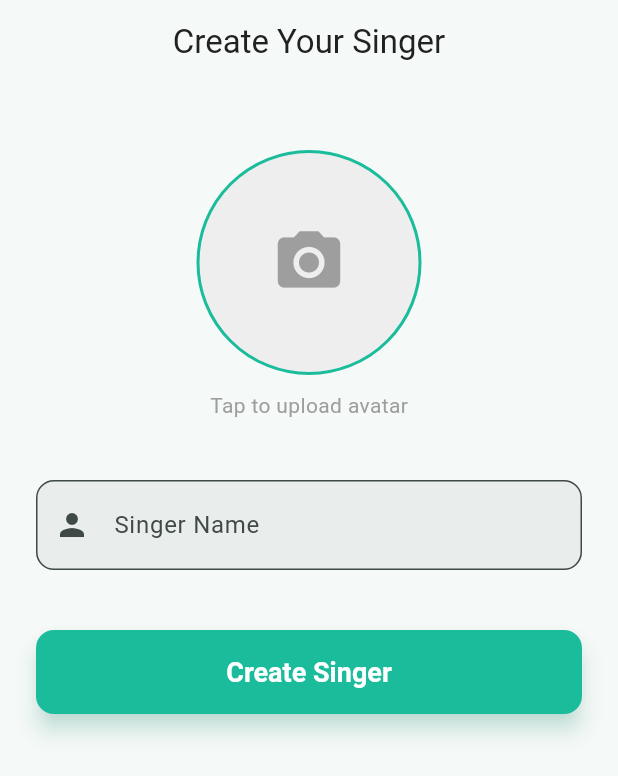
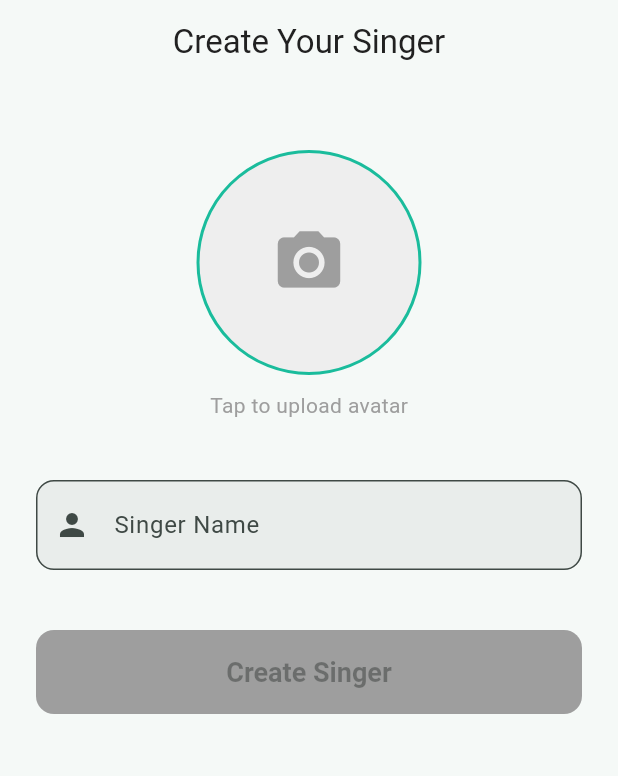
Before and after one commit to hymanliu2015/sonoul, a Flutter app: the screen it shows after launch, on a phone screen of 412 x 824 dp. Shown: the top 776 px of the screen. Run offline on Flutter 3.47's test engine with Material 3 defaults, Android fonts, the phone set to English and light mode, and no system bars; our stand-ins replace audioplayers, dio, fluttertoast, get, in_app_purchase, loading_animation_widget and 5 more; missing offline and left inert: record; accounts and stored records are empty.

Commit message:
guild update

```diff
--- a/lib/features/auth/login_page.dart
+++ b/lib/features/auth/login_page.dart
@@ -3,6 +3,7 @@ import 'package:get/get.dart';
 import 'package:sonoul/features/auth/auth_controller.dart';
 import 'package:sonoul/routes/app_routes.dart';
 import 'package:sonoul/common/res/app_colors.dart';
+import 'package:sonoul/common/helper/loading_helper.dart';
 
 class LoginPage extends StatelessWidget {
   final AuthController controller = Get.put(AuthController());
@@ -95,7 +96,7 @@ class LoginPage extends StatelessWidget {
                     ),
                   ),
                   child: controller.isLoading.value
-                      ? const CircularProgressIndicator(color: Colors.white)
+                      ? const LoadingHelper(size: 24, color: Colors.white)
                       : const Text(
                           'Login',
                           style: TextStyle(fontSize: 18, fontWeight: FontWeight.bold),
--- a/lib/features/auth/register_page.dart
+++ b/lib/features/auth/register_page.dart
@@ -2,6 +2,7 @@ import 'package:flutter/material.dart';
 import 'package:get/get.dart';
 import 'package:sonoul/features/auth/auth_controller.dart';
 import 'package:sonoul/common/res/app_colors.dart';
+import 'package:sonoul/common/helper/loading_helper.dart';
 
 class RegisterPage extends StatelessWidget {
   final AuthController controller = Get.find<AuthController>();
@@ -119,7 +120,7 @@ class RegisterPage extends StatelessWidget {
                     ),
                   ),
                   child: controller.isLoading.value
-                      ? const CircularProgressIndicator(color: Colors.white)
+                      ? const LoadingHelper(size: 24, color: Colors.white)
                       : const Text(
                           'Register',
                           style: TextStyle(fontSize: 18, fontWeight: FontWeight.bold),
--- a/lib/features/singer/singer_creation_page.dart
+++ b/lib/features/guide/guide_page.dart
@@ -1,13 +1,14 @@
 import 'package:flutter/material.dart';
 import 'package:get/get.dart';
 import 'package:sonoul/common/res/app_colors.dart';
-import 'package:sonoul/features/singer/singer_controller.dart';
+import 'package:sonoul/features/guide/guide_controller.dart';
+import 'package:sonoul/common/helper/loading_helper.dart';
 
-class SingerCreationPage extends StatelessWidget {
-  final SingerController controller = Get.put(SingerController());
+class GuidePage extends StatelessWidget {
+  final GuideController controller = Get.put(GuideController());
   final TextEditingController nameController = TextEditingController();
 
-  SingerCreationPage({super.key});
+  GuidePage({super.key});
 
   @override
   Widget build(BuildContext context) {
@@ -32,7 +33,7 @@ class SingerCreationPage extends StatelessWidget {
                   shape: BoxShape.circle,
                   image: controller.avatarPath.value.isNotEmpty
                       ? DecorationImage(
-                          image: NetworkImage(controller.avatarPath.value), // In real app, use FileImage for local pick
+                          image: NetworkImage(controller.avatarPath.value),
                           fit: BoxFit.cover,
                         )
                       : null,
@@ -48,6 +49,7 @@ class SingerCreationPage extends StatelessWidget {
             const SizedBox(height: 40),
             TextField(
               controller: nameController,
+              onChanged: controller.onNameChanged,
               decoration: InputDecoration(
                 labelText: 'Singer Name',
                 border: OutlineInputBorder(
@@ -57,29 +59,33 @@ class SingerCreationPage extends StatelessWidget {
               ),
             ),
             const SizedBox(height: 40),
-            Obx(() => SizedBox(
+            Obx(() {
+              final isButtonEnabled = controller.name.value.isNotEmpty && !controller.isLoading.value;
+              return SizedBox(
                 width: double.infinity,
                 child: ElevatedButton(
-                onPressed: controller.isLoading.value
-                    ? null
-                    : () {
-                        controller.createSinger(nameController.text.trim());
-                      },
+                  onPressed: isButtonEnabled
+                      ? () {
+                          controller.createSinger();
+                        }
+                      : null,
                   style: ElevatedButton.styleFrom(
                     padding: const EdgeInsets.symmetric(vertical: 16),
                     backgroundColor: AppColors.primary,
+                    disabledBackgroundColor: Colors.grey,
                     shape: RoundedRectangleBorder(
                       borderRadius: BorderRadius.circular(12),
                     ),
                   ),
                   child: controller.isLoading.value
-                    ? const CircularProgressIndicator(color: Colors.white)
+                      ? const LoadingHelper(size: 24, color: Colors.white)
                       : const Text(
                           'Create Singer',
                           style: TextStyle(fontSize: 18, fontWeight: FontWeight.bold),
                         ),
                 ),
-            )),
+              );
+            }),
           ],
         ),
       ),
--- a/lib/features/member/member_page.dart
+++ b/lib/features/member/member_page.dart
@@ -3,6 +3,7 @@ import 'package:get/get.dart';
 import 'package:in_app_purchase/in_app_purchase.dart';
 import 'package:sonoul/common/res/app_colors.dart';
 import 'package:sonoul/features/member/member_controller.dart';
+import 'package:sonoul/common/helper/loading_helper.dart';
 
 class MemberPage extends StatelessWidget {
   final MemberController controller = Get.put(MemberController());
@@ -24,7 +25,7 @@ class MemberPage extends StatelessWidget {
       ),
       body: Obx(() {
         if (controller.isLoading.value) {
-          return const Center(child: CircularProgressIndicator());
+          return const Center(child: LoadingHelper());
         }
         return SingleChildScrollView(
           padding: const EdgeInsets.all(24.0),
--- a/lib/features/song/create_single_page.dart
+++ b/lib/features/song/create_single_page.dart
@@ -2,6 +2,7 @@ import 'package:flutter/material.dart';
 import 'package:get/get.dart';
 import 'package:sonoul/common/res/app_colors.dart';
 import 'package:sonoul/features/song/create_single_controller.dart';
+import 'package:sonoul/common/helper/loading_helper.dart';
 
 class CreateSinglePage extends StatelessWidget {
   final CreateSingleController controller = Get.put(CreateSingleController());
@@ -136,7 +137,7 @@ class CreateSinglePage extends StatelessWidget {
                     ? Row(
                         mainAxisAlignment: MainAxisAlignment.center,
                         children: const [
-                          CircularProgressIndicator(color: Colors.white),
+                          LoadingHelper(size: 24, color: Colors.white),
                           SizedBox(width: 10),
                           Text('Composing...', style: TextStyle(color: Colors.white)),
                         ],
--- a/lib/routes/app_pages.dart
+++ b/lib/routes/app_pages.dart
@@ -3,7 +3,7 @@ import 'package:sonoul/features/dash/dash_binding.dart';
 import 'package:sonoul/features/dash/dash_page.dart';
 import 'package:sonoul/features/auth/login_page.dart';
 import 'package:sonoul/features/auth/register_page.dart';
-import 'package:sonoul/features/singer/singer_creation_page.dart';
+import 'package:sonoul/features/guide/guide_page.dart';
 import 'package:sonoul/features/song/create_single_page.dart';
 import 'package:sonoul/features/album/album_page.dart';
 import 'package:sonoul/features/song/song_detail_page.dart';
@@ -32,8 +32,8 @@ class AppPages{
       page: () => RegisterPage(),
     ),
     GetPage(
-      name: AppRoutes.createSinger,
-      page: () => SingerCreationPage(),
+      name: AppRoutes.guide,
+      page: () => GuidePage(),
     ),
     GetPage(
       name: AppRoutes.createSingle,
@@ -65,7 +65,7 @@ class RouteAuthMiddleware extends GetMiddleware {
     // But let's stick to the specific request: "First time install... create singer... then dash".
 
     if (!hasCreatedSinger) {
-      return const RouteSettings(name: AppRoutes.createSinger);
+      return const RouteSettings(name: AppRoutes.guide);
     }
     return null;
   }
--- a/lib/routes/app_routes.dart
+++ b/lib/routes/app_routes.dart
@@ -3,7 +3,7 @@ class AppRoutes{
   static const dash = "/dash";
   static const login = "/login";
   static const register = "/register";
-  static const createSinger = "/create_singer";
+  static const guide = "/guide";
   static const createSingle = "/create_single";
   static const album = "/album";
   static const songDetail = "/song_detail";
```
Also changed, not shown: lib/features/guide/guide_controller.dart (added, +71 -0 lines), lib/features/singer/singer_controller.dart (deleted, +0 -72 lines). Lines whose indentation alone changed are shown as unchanged.
